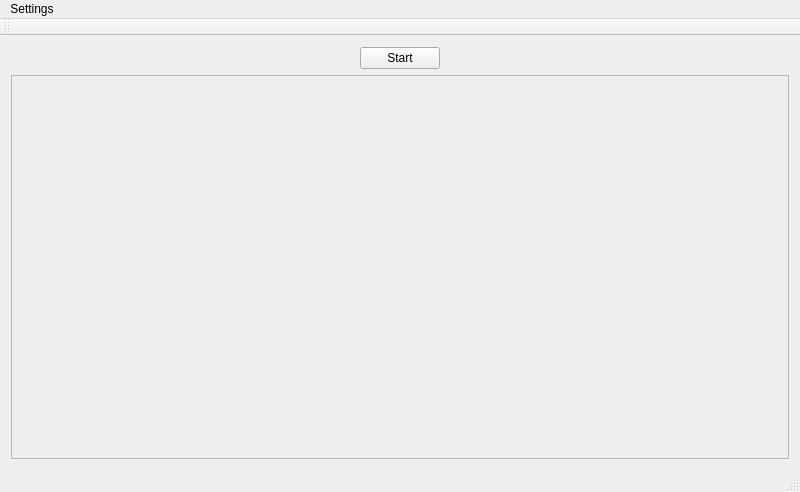
This is mainwindow.ui in archerHe/heyuan as Qt 5 draws it before an edit. The edited form follows.
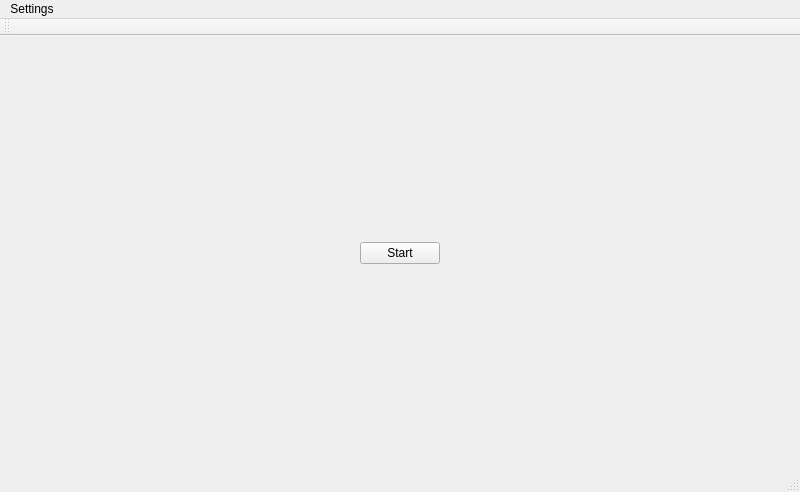
This is the edited form.

Commit message: add scrollArea for mainwindow

```diff
--- a/mainwindow.ui
+++ b/mainwindow.ui
@@ -54,23 +54,6 @@
         </item>
        </layout>
       </item>
-      <item>
-       <widget class="QScrollArea" name="scrollArea">
-        <property name="widgetResizable">
-         <bool>true</bool>
-        </property>
-        <widget class="QWidget" name="scrollAreaWidgetContents">
-         <property name="geometry">
-          <rect>
-           <x>0</x>
-           <y>0</y>
-           <width>778</width>
-           <height>375</height>
-          </rect>
-         </property>
-        </widget>
-       </widget>
-      </item>
      </layout>
     </item>
    </layout>
```
The commit also changes 5 other files.
